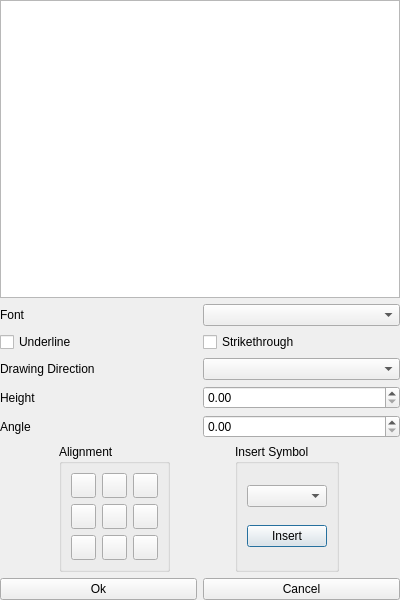
This is lcUI/dialogs/textdialog.ui in LibreCAD/LibreCAD_3 as Qt 5 draws it before an edit. The edited form follows.
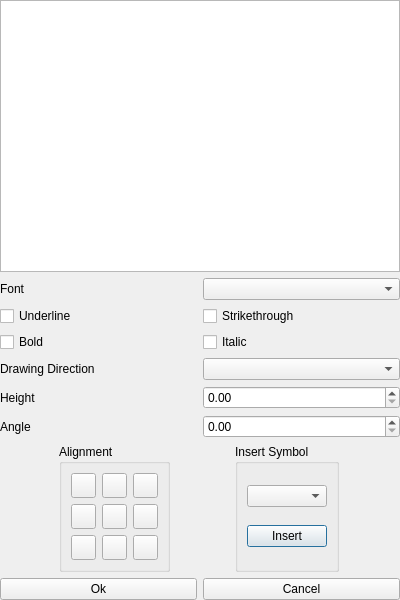
This is the edited form. Icons and pictures are not drawn.

Commit message: Added bold and italic styling

Diff of the .ui file:
```diff
--- a/lcUI/dialogs/textdialog.ui
+++ b/lcUI/dialogs/textdialog.ui
@@ -70,6 +70,24 @@
                         </item>
                     </layout>
                 </item>
+                <item>
+                    <layout class="QHBoxLayout" name="horizontalLayout_10">
+                        <item>
+                            <widget class="QCheckBox" name="checkBox_3">
+                                <property name="text">
+                                    <string>Bold</string>
+                                </property>
+                            </widget>
+                        </item>
+                        <item>
+                            <widget class="QCheckBox" name="checkBox_4">
+                                <property name="text">
+                                    <string>Italic</string>
+                                </property>
+                            </widget>
+                        </item>
+                    </layout>
+                </item>
                 <item>
                     <layout class="QHBoxLayout" name="horizontalLayout">
                         <item>
```
The commit also changes 27 other files.
